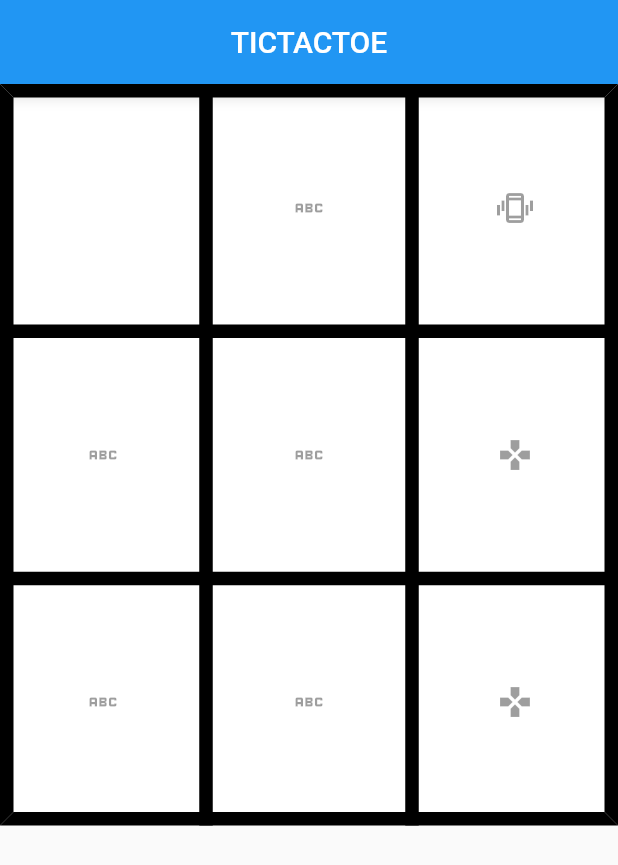
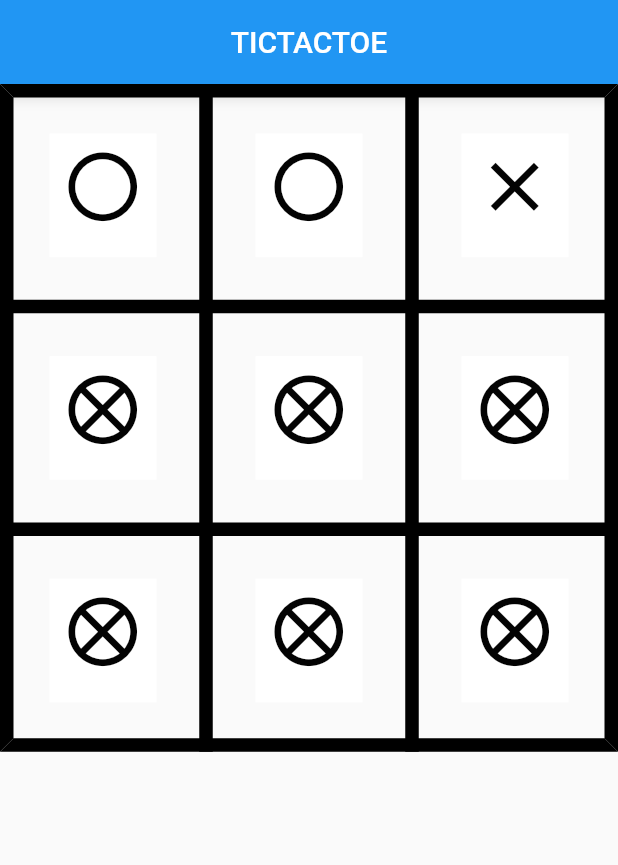
Before and after one commit to marvinlartey/Useful-UI-Widgets, a Flutter app: the screen it shows after launch, after a tap on the "abc" icon, on a phone screen of 412 x 824 dp. Shown: the top 865 px of the screen. Run offline on Flutter 3.47's test engine with Material 2 defaults, Android fonts, the phone set to English and light mode, and no system bars; our stand-ins replace firebase_core; accounts and stored records are empty.

Commit message:
added buttons

```diff
--- a/lib/pages/pages.dart
+++ b/lib/pages/pages.dart
@@ -1,5 +1,6 @@
 import 'package:flutter/material.dart';
 
+import 'test1.dart';
 import 'tictak.dart';
 
 class Pages extends StatelessWidget {
@@ -22,7 +23,34 @@ class Pages extends StatelessWidget {
                       builder: (context) => const Tictak(),
                     ));
                   },
-                  icon: const Icon(Icons.abc)),
+                  icon: const Icon(
+                    Icons.abc,
+                    semanticLabel: 'tictac',
+                  )),
+            ),
+            Container(
+              height: MediaQuery.of(context).size.height * 0.2,
+              color: Colors.orange.shade300,
+              child: IconButton(
+                  onPressed: () {
+                    Navigator.of(context).push(MaterialPageRoute(
+                      builder: (context) => const Test(),
+                    ));
+                  },
+                  icon: Icon(Icons.abc)),
+            ),
+            Container(
+              height: MediaQuery.of(context).size.height * 0.2,
+              color: Colors.blue.shade300,
+              child: const IconButton(
+                  onPressed: null, icon: Icon(Icons.games_sharp)),
+            )
+          ]),
+          TableRow(children: [
+            Container(
+              height: MediaQuery.of(context).size.height * 0.2,
+              color: Colors.orange.shade300,
+              child: const IconButton(onPressed: null, icon: Icon(Icons.abc)),
             ),
             Container(
               height: MediaQuery.of(context).size.height * 0.2,
@@ -51,25 +79,7 @@ class Pages extends StatelessWidget {
               height: MediaQuery.of(context).size.height * 0.2,
               color: Colors.blue.shade300,
               child: const IconButton(
-                  onPressed: null, icon: const Icon(Icons.games_sharp)),
-            )
-          ]),
-          TableRow(children: [
-            Container(
-              height: MediaQuery.of(context).size.height * 0.2,
-              color: Colors.orange.shade300,
-              child: const IconButton(onPressed: null, icon: Icon(Icons.abc)),
-            ),
-            Container(
-              height: MediaQuery.of(context).size.height * 0.2,
-              color: Colors.orange.shade300,
-              child: const IconButton(onPressed: null, icon: Icon(Icons.abc)),
-            ),
-            Container(
-              height: MediaQuery.of(context).size.height * 0.2,
-              color: Colors.blue.shade300,
-              child: const IconButton(
-                  onPressed: null, icon: const Icon(Icons.games_sharp)),
+                  onPressed: null, icon: Icon(Icons.games_sharp)),
             )
           ]),
         ],
--- a/lib/pages/tictak.dart
+++ b/lib/pages/tictak.dart
@@ -8,6 +8,8 @@ class Tictak extends StatefulWidget {
 }
 
 class _TictakState extends State<Tictak> {
+  int on = 255;
+  int off = 0;
   @override
   Widget build(BuildContext context) {
     return Scaffold(
@@ -17,36 +19,64 @@ class _TictakState extends State<Tictak> {
         title: Text('TICTACTOE'),
       ),
       body: Table(
+        defaultVerticalAlignment: TableCellVerticalAlignment.top,
         border: TableBorder.all(width: 9, color: Color.fromARGB(255, 0, 0, 0)),
         children: [
           //ROW 1
           TableRow(children: [
             //1-1
             Container(
-                height: MediaQuery.of(context).size.height * 0.2,
-                color: Color.fromARGB(255, 233, 162, 162),
+                margin: EdgeInsets.all(33),
+                height: MediaQuery.of(context).size.height * 0.1,
+                color: Color.fromARGB(255, 255, 255, 255),
                 child: Stack(
                   children: <Widget>[
-                    Container(
-                      width: 250,
-                      height: 250,
-                      color: Color.fromARGB(255, 255, 255, 255),
-                    ),
+                    IconButton(
+                        onPressed: null,
+                        icon: Icon(Icons.circle_outlined,
+                            size: 55, color: Color.fromARGB(on, 3, 3, 3))),
+                    IconButton(
+                        onPressed: null,
+                        icon: Icon(Icons.close_sharp,
+                            size: 55, color: Color.fromARGB(off, 3, 3, 3)))
                   ],
                 )),
             //1-2
             Container(
-              height: MediaQuery.of(context).size.height * 0.2,
+              margin: EdgeInsets.all(33),
+              height: MediaQuery.of(context).size.height * 0.1,
               color: Color.fromARGB(255, 255, 255, 255),
-              child: const IconButton(onPressed: null, icon: Icon(Icons.abc)),
+              child: Stack(
+                children: <Widget>[
+                  IconButton(
+                      onPressed: null,
+                      icon: Icon(Icons.circle_outlined,
+                          size: 55, color: Color.fromARGB(on, 3, 3, 3))),
+                  IconButton(
+                      onPressed: null,
+                      icon: Icon(Icons.close_sharp,
+                          size: 55, color: Color.fromARGB(off, 3, 3, 3)))
+                ],
+              ),
             ),
 
             //1-3
             Container(
-              height: MediaQuery.of(context).size.height * 0.2,
+              margin: EdgeInsets.all(33),
+              height: MediaQuery.of(context).size.height * 0.1,
               color: Color.fromARGB(255, 255, 255, 255),
-              child: const IconButton(
-                  onPressed: null, icon: Icon(Icons.edgesensor_high_outlined)),
+              child: Stack(
+                children: <Widget>[
+                  IconButton(
+                      onPressed: null,
+                      icon: Icon(Icons.circle_outlined,
+                          size: 55, color: Color.fromARGB(off, 3, 3, 3))),
+                  IconButton(
+                      onPressed: null,
+                      icon: Icon(Icons.close_sharp,
+                          size: 55, color: Color.fromARGB(on, 3, 3, 3)))
+                ],
+              ),
             )
           ]),
 
@@ -54,24 +84,58 @@ class _TictakState extends State<Tictak> {
           TableRow(children: [
             //2-1
             Container(
-              height: MediaQuery.of(context).size.height * 0.2,
-              color: Color.fromARGB(255, 255, 255, 255),
-              child: const IconButton(onPressed: null, icon: Icon(Icons.abc)),
-            ),
+                margin: EdgeInsets.all(33),
+                height: MediaQuery.of(context).size.height * 0.1,
+                color: Color.fromARGB(255, 255, 255, 255),
+                child: Stack(
+                  children: <Widget>[
+                    IconButton(
+                        onPressed: null,
+                        icon: Icon(Icons.circle_outlined,
+                            size: 55, color: Color.fromARGB(255, 3, 3, 3))),
+                    IconButton(
+                        onPressed: null,
+                        icon: Icon(Icons.close_sharp,
+                            size: 55, color: Color.fromARGB(255, 3, 3, 3)))
+                  ],
+                )),
 
             //2-2
             Container(
-              height: MediaQuery.of(context).size.height * 0.2,
+              margin: EdgeInsets.all(33),
+              height: MediaQuery.of(context).size.height * 0.1,
               color: Color.fromARGB(255, 255, 255, 255),
-              child: const IconButton(onPressed: null, icon: Icon(Icons.abc)),
+              child: Stack(
+                children: <Widget>[
+                  IconButton(
+                      onPressed: null,
+                      icon: Icon(Icons.circle_outlined,
+                          size: 55, color: Color.fromARGB(255, 3, 3, 3))),
+                  IconButton(
+                      onPressed: null,
+                      icon: Icon(Icons.close_sharp,
+                          size: 55, color: Color.fromARGB(255, 3, 3, 3)))
+                ],
+              ),
             ),
 
             //2-3
             Container(
-              height: MediaQuery.of(context).size.height * 0.2,
+              margin: EdgeInsets.all(33),
+              height: MediaQuery.of(context).size.height * 0.1,
               color: Color.fromARGB(255, 255, 255, 255),
-              child: const IconButton(
-                  onPressed: null, icon: const Icon(Icons.games_sharp)),
+              child: Stack(
+                children: <Widget>[
+                  IconButton(
+                      onPressed: null,
+                      icon: Icon(Icons.circle_outlined,
+                          size: 55, color: Color.fromARGB(255, 3, 3, 3))),
+                  IconButton(
+                      onPressed: null,
+                      icon: Icon(Icons.close_sharp,
+                          size: 55, color: Color.fromARGB(255, 3, 3, 3)))
+                ],
+              ),
             )
           ]),
 
@@ -79,24 +143,59 @@ class _TictakState extends State<Tictak> {
           TableRow(children: [
             //3-1
             Container(
-              height: MediaQuery.of(context).size.height * 0.2,
+              margin: EdgeInsets.all(33),
+              height: MediaQuery.of(context).size.height * 0.1,
               color: Color.fromARGB(255, 255, 255, 255),
-              child: const IconButton(onPressed: null, icon: Icon(Icons.abc)),
+              child: Stack(
+                children: <Widget>[
+                  IconButton(
+                      onPressed: null,
+                      icon: Icon(Icons.circle_outlined,
+                          size: 55, color: Color.fromARGB(255, 3, 3, 3))),
+                  IconButton(
+                      onPressed: null,
+                      icon: Icon(Icons.close_sharp,
+                          size: 55, color: Color.fromARGB(255, 3, 3, 3)))
+                ],
+              ),
             ),
 
             //3-2
             Container(
-              height: MediaQuery.of(context).size.height * 0.2,
+              margin: EdgeInsets.all(33),
+              height: MediaQuery.of(context).size.height * 0.1,
               color: Color.fromARGB(255, 255, 255, 255),
-              child: const IconButton(onPressed: null, icon: Icon(Icons.abc)),
+              child: Stack(
+                children: <Widget>[
+                  IconButton(
+                      onPressed: null,
+                      icon: Icon(Icons.circle_outlined,
+                          size: 55, color: Color.fromARGB(255, 3, 3, 3))),
+                  IconButton(
+                      onPressed: null,
+                      icon: Icon(Icons.close_sharp,
+                          size: 55, color: Color.fromARGB(255, 3, 3, 3)))
+                ],
+              ),
             ),
 
             //3-3
             Container(
-              height: MediaQuery.of(context).size.height * 0.2,
+              margin: EdgeInsets.all(33),
+              height: MediaQuery.of(context).size.height * 0.1,
               color: Color.fromARGB(255, 255, 255, 255),
-              child: const IconButton(
-                  onPressed: null, icon: const Icon(Icons.games_sharp)),
+              child: Stack(
+                children: <Widget>[
+                  IconButton(
+                      onPressed: null,
+                      icon: Icon(Icons.circle_outlined,
+                          size: 55, color: Color.fromARGB(255, 3, 3, 3))),
+                  IconButton(
+                      onPressed: null,
+                      icon: Icon(Icons.close_sharp,
+                          size: 55, color: Color.fromARGB(255, 3, 3, 3)))
+                ],
+              ),
             )
           ]),
         ],
```
Also changed, not shown: lib/pages/scrollviews.dart (added).
